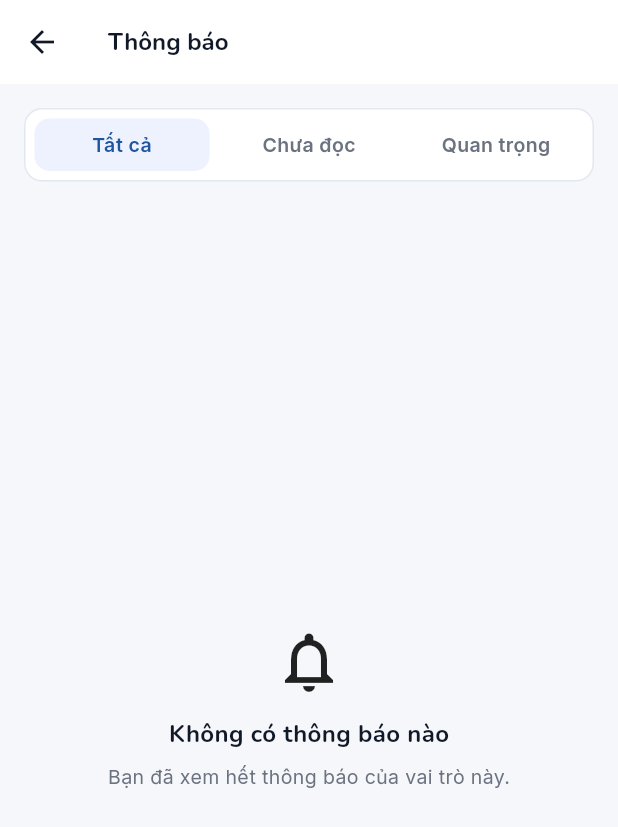
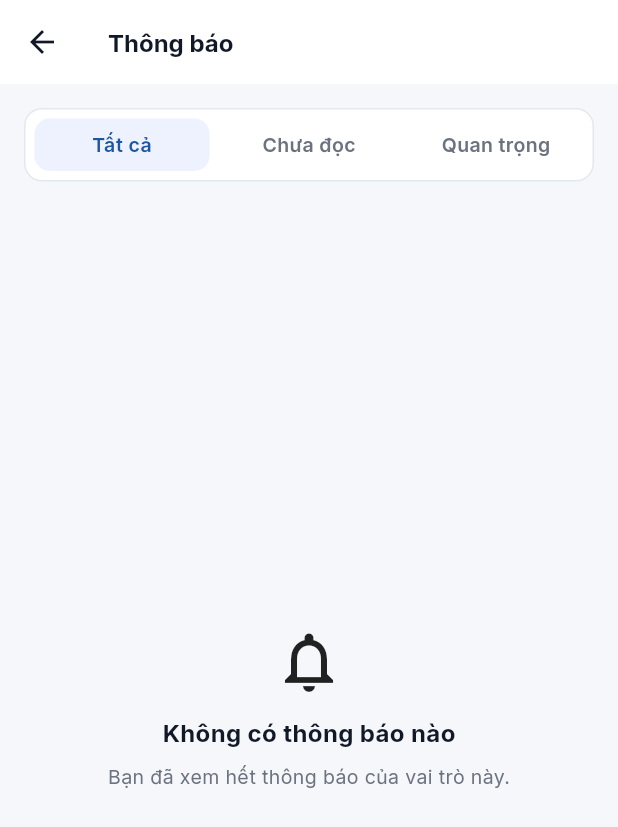
Before and after one commit to NhatKyAnhPhan/Attendance_and_event_management, a Flutter app: the NotificationsPage screen opened directly, on a phone screen of 412 x 824 dp. Shown: the top 827 px of the screen. Run offline on Flutter 3.47's test engine with Material 3 defaults, Android fonts, the phone set to English and light mode, and no system bars; our stand-ins replace camera, dio, file_picker, firebase_core, firebase_messaging, fl_chart and 7 more; missing offline and left inert: excel, google_mlkit_face_detection, mobile_scanner, tflite_flutter; accounts and stored records are empty.

Commit message:
sửa phông chữ

```diff
--- a/lib/core/theme/app_text_styles.dart
+++ b/lib/core/theme/app_text_styles.dart
@@ -2,33 +2,33 @@ import 'package:flutter/material.dart';
 import 'package:google_fonts/google_fonts.dart';
 
 /// Tương ứng với 3 font trong index.css:
-/// - Nunito  → tiêu đề (h1..h6, .font-display)
+/// - Inter   → tiêu đề và nội dung
 /// - Inter   → nội dung (body)
 /// - JetBrains Mono → mã lớp, mã sinh viên, số liệu (.font-mono, <code>)
 class AppTextStyles {
   AppTextStyles._();
 
-  // ----- Display / tiêu đề (Nunito, weight 700–800) -----
-  static TextStyle displayLg(Color color) => GoogleFonts.nunito(
+  // ----- Display / tiêu đề (Inter, weight 700–800) -----
+  static TextStyle displayLg(Color color) => GoogleFonts.inter(
         fontSize: 24,
         fontWeight: FontWeight.w800,
         color: color,
         height: 1.2,
       );
 
-  static TextStyle displayMd(Color color) => GoogleFonts.nunito(
+  static TextStyle displayMd(Color color) => GoogleFonts.inter(
         fontSize: 20,
         fontWeight: FontWeight.w800,
         color: color,
       );
 
-  static TextStyle displaySm(Color color) => GoogleFonts.nunito(
+  static TextStyle displaySm(Color color) => GoogleFonts.inter(
         fontSize: 16,
         fontWeight: FontWeight.w700,
         color: color,
       );
 
-  static TextStyle displayXs(Color color) => GoogleFonts.nunito(
+  static TextStyle displayXs(Color color) => GoogleFonts.inter(
         fontSize: 13,
         fontWeight: FontWeight.w800,
         color: color,
--- a/lib/views/auth/auth_page.dart
+++ b/lib/views/auth/auth_page.dart
@@ -676,7 +676,7 @@ class _LeftPanelState extends State<_LeftPanel> {
                     Text(
                       'HUIT',
                       style: TextStyle(
-                        fontFamily: 'Nunito',
+                        fontFamily: 'Inter',
                         fontWeight: FontWeight.w800,
                         color: Colors.white,
                         fontSize: 16,
@@ -694,7 +694,7 @@ class _LeftPanelState extends State<_LeftPanel> {
             const Text(
               'Hệ thống Quản lý Điểm danh',
               style: TextStyle(
-                fontFamily: 'Nunito',
+                fontFamily: 'Inter',
                 fontWeight: FontWeight.w800,
                 fontSize: 30,
                 height: 1.2,
@@ -757,7 +757,7 @@ class _LeftPanelState extends State<_LeftPanel> {
                         Text(
                           s['n']!,
                           style: const TextStyle(
-                            fontFamily: 'Nunito',
+                            fontFamily: 'Inter',
                             fontWeight: FontWeight.w800,
                             color: Colors.white,
                             fontSize: 22,
--- a/lib/views/student/student_checkin_page.dart
+++ b/lib/views/student/student_checkin_page.dart
@@ -545,7 +545,7 @@ class _StudentCheckinPageState extends State<StudentCheckinPage>
                       textAlign: TextAlign.center,
                       style: const TextStyle(
                         color: Colors.white,
-                        fontFamily: 'Nunito',
+                        fontFamily: 'Inter',
                         fontWeight: FontWeight.w700,
                         fontSize: 16,
                       ),
@@ -1098,7 +1098,7 @@ class _StudentCheckinPageState extends State<StudentCheckinPage>
             'Điểm danh thành công!',
             style: TextStyle(
               color: Colors.white,
-              fontFamily: 'Nunito',
+              fontFamily: 'Inter',
               fontWeight: FontWeight.w800,
               fontSize: 24,
             ),
@@ -1182,7 +1182,7 @@ class _StudentCheckinPageState extends State<StudentCheckinPage>
             _failureTitle,
             style: TextStyle(
               color: Colors.white,
-              fontFamily: 'Nunito',
+              fontFamily: 'Inter',
               fontWeight: FontWeight.w800,
               fontSize: 24,
             ),
--- a/lib/views/student/student_classes_page.dart
+++ b/lib/views/student/student_classes_page.dart
@@ -447,7 +447,7 @@ class _ClassCard extends StatelessWidget {
                             Text(
                               s['v'] as String,
                               style: TextStyle(
-                                fontFamily: 'Nunito',
+                                fontFamily: 'Inter',
                                 fontWeight: FontWeight.w800,
                                 fontSize: 16,
                                 color: s['c'] as Color,
--- a/lib/views/student/student_home_page.dart
+++ b/lib/views/student/student_home_page.dart
@@ -365,7 +365,7 @@ class _HomeTabContent extends StatelessWidget {
                     user['name']?.toString() ?? 'Người dùng',
                     style: TextStyle(
                       color: Colors.white,
-                      fontFamily: 'Nunito',
+                      fontFamily: 'Inter',
                       fontWeight: FontWeight.w800,
                       fontSize: 22,
                     ),
@@ -441,7 +441,7 @@ class _HomeTabContent extends StatelessWidget {
                         s['val']!,
                         style: const TextStyle(
                           color: Colors.white,
-                          fontFamily: 'Nunito',
+                          fontFamily: 'Inter',
                           fontWeight: FontWeight.w800,
                           fontSize: 20,
                         ),
@@ -493,7 +493,7 @@ class _HomeTabContent extends StatelessWidget {
                           'Quét QR',
                           style: TextStyle(
                             color: Colors.white,
-                            fontFamily: 'Nunito',
+                            fontFamily: 'Inter',
                             fontWeight: FontWeight.w700,
                             fontSize: 14,
                           ),
```
Also changed, not shown: 3 other files.
